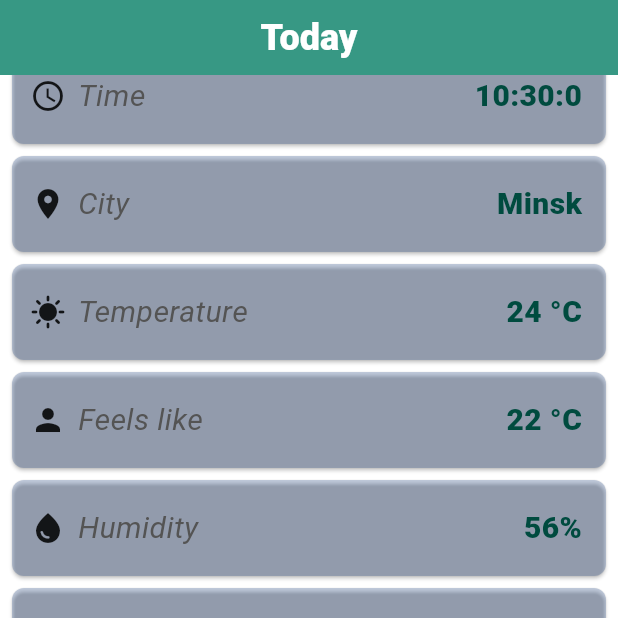
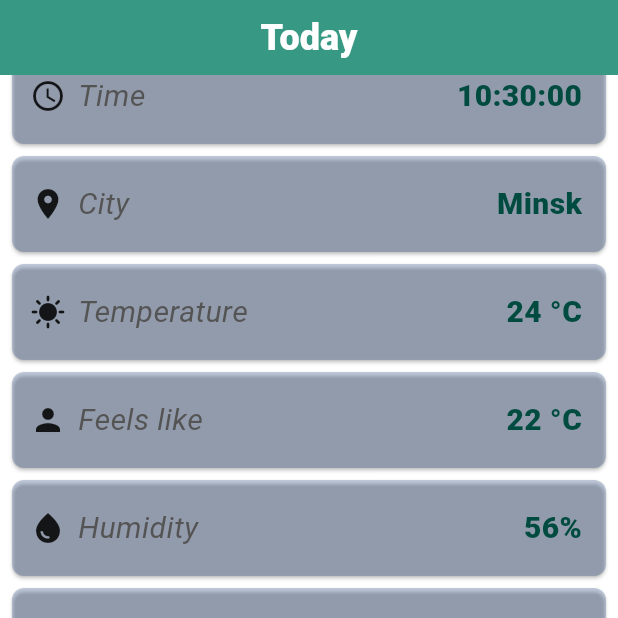
Before and after one commit to shikiwiki/weather_app, a Flutter app: the screen it shows after launch, scrolled down 98 dp, on a phone screen of 412 x 824 dp, the top half of it. Run offline on Flutter 3.47's test engine with Material 3 defaults, Android fonts, the phone set to English and light mode, and no system bars.

```diff
--- a/lib/domain/use_cases/get_weather_use_case.dart
+++ b/lib/domain/use_cases/get_weather_use_case.dart
@@ -4,9 +4,8 @@ import 'package:weather_app/utils/utils.dart';
 import '../model/parameter.dart';
 
 class GetWeatherUseCase {
-
   List<Parameter> parameters() {
-    var now = DateTime.now();
+    var now = DateTime.now().toLocal();
 
     return [
       Parameter(
@@ -16,19 +15,38 @@ class GetWeatherUseCase {
       Parameter(
           parameterType: 'Time',
           value:
-          "${now.hour}:${Utils.normalizeMinutes(now.minute)}:${now
-              .millisecond}",
-      icon: Icons.watch_later_outlined),
-      const Parameter(parameterType: 'City', value: 'Minsk', icon: Icons.location_on),
-      const Parameter(parameterType: 'Temperature', value: '24 °C', icon: Icons.sunny),
-      const Parameter(parameterType: 'Feels like', value: '22 °C', icon: Icons.person_sharp),
-      const Parameter(parameterType: 'Humidity', value: '56%', icon: Icons.water_drop),
-      const Parameter(parameterType: 'Wind speed', value: '3 km/h', icon: Icons.wind_power),
-      const Parameter(parameterType: 'Wind direction', value: 'SE', icon: Icons.compare_arrows),
-      const Parameter(parameterType: 'UV index', value: '3', icon: Icons.sunny_snowing),
-      const Parameter(parameterType: 'Pressure', value: '1012 mbar', icon: Icons.compress_outlined),
-      const Parameter(parameterType: 'Sunrise', value: '4:38 AM', icon: Icons.arrow_circle_up),
-      const Parameter(parameterType: 'Sunset', value: '9:44 PM', icon: Icons.arrow_circle_down),
+              "${now.hour}:${Utils.normalizeMinutesOrSeconds(now.minute)}:${Utils.normalizeMinutesOrSeconds(now.second)}",
+          icon: Icons.watch_later_outlined),
+      const Parameter(
+          parameterType: 'City', value: 'Minsk', icon: Icons.location_on),
+      const Parameter(
+          parameterType: 'Temperature', value: '24 °C', icon: Icons.sunny),
+      const Parameter(
+          parameterType: 'Feels like',
+          value: '22 °C',
+          icon: Icons.person_sharp),
+      const Parameter(
+          parameterType: 'Humidity', value: '56%', icon: Icons.water_drop),
+      const Parameter(
+          parameterType: 'Wind speed', value: '3 km/h', icon: Icons.wind_power),
+      const Parameter(
+          parameterType: 'Wind direction',
+          value: 'SE',
+          icon: Icons.compare_arrows),
+      const Parameter(
+          parameterType: 'UV index', value: '3', icon: Icons.sunny_snowing),
+      const Parameter(
+          parameterType: 'Pressure',
+          value: '1012 mbar',
+          icon: Icons.compress_outlined),
+      const Parameter(
+          parameterType: 'Sunrise',
+          value: '4:38 AM',
+          icon: Icons.arrow_circle_up),
+      const Parameter(
+          parameterType: 'Sunset',
+          value: '9:44 PM',
+          icon: Icons.arrow_circle_down),
     ];
   }
 }
--- a/lib/utils/utils.dart
+++ b/lib/utils/utils.dart
@@ -8,7 +8,7 @@ class Utils {
   static int randomColorValue() =>
       (math.Random().nextDouble() * Utils.multiplier).toInt();
 
-  static String normalizeMinutes(int number) {
+  static String normalizeMinutesOrSeconds(int number) {
     if (number < ten) {
       return "0$number";
     } else {
```
